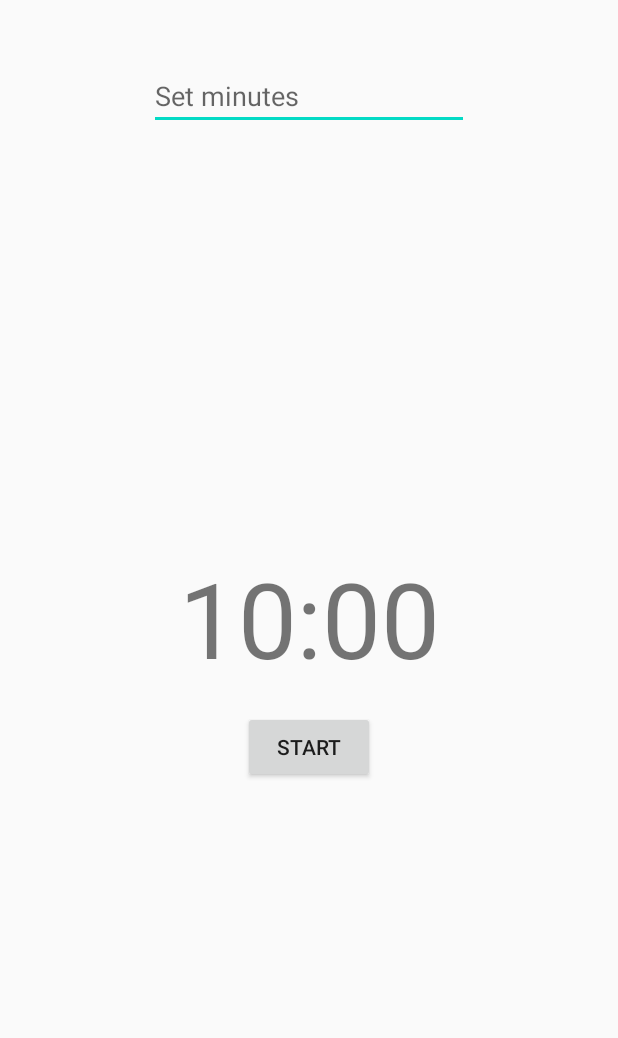
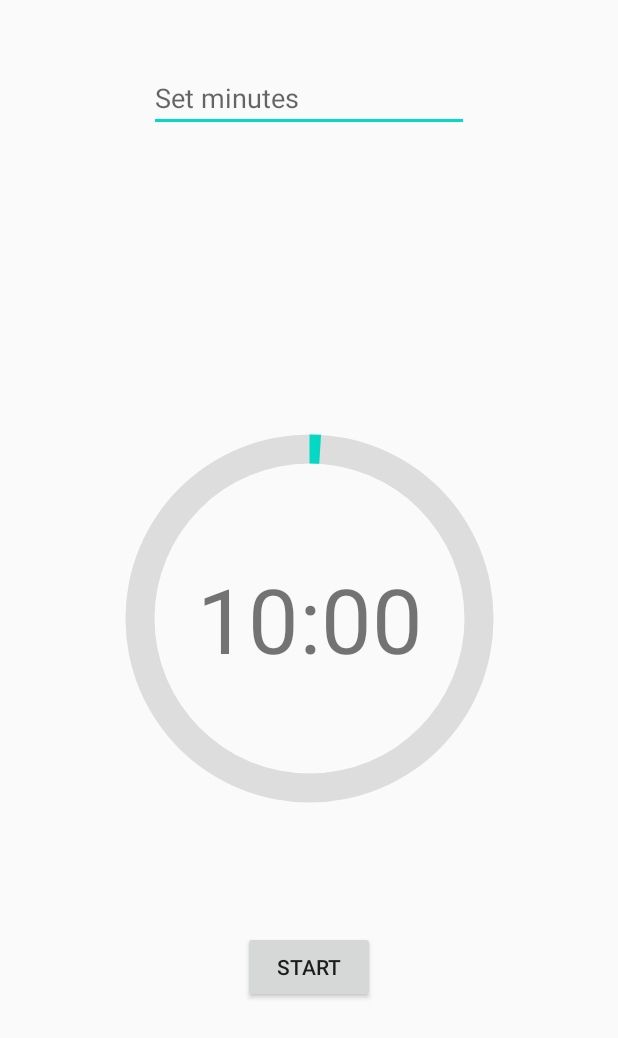
Before and after one commit to jmcaluag/Simple-Countdown-Timer, an Android app: the layout activity_main.xml on its own in the app's theme, with its tools: preview values and no code run, on a phone screen of 412 x 824 dp. Shown: the top 1038 px of the screen. Run offline under Robolectric (Android 15) with nearby library versions, the phone set to English and light mode, and no system bars.

Commit message:
Add circular progress bar

```diff
--- /dev/null
+++ b/app/src/main/res/drawable/progress_circle.xml
@@ -0,0 +1,26 @@
+<?xml version="1.0" encoding="utf-8"?>
+<layer-list xmlns:android="http://schemas.android.com/apk/res/android">
+    <item>
+        <shape
+            android:shape="ring"
+            android:thicknessRatio="16"
+            android:useLevel="false">
+            <solid android:color="#DDD" />
+        </shape>
+    </item>
+    <item>
+        <rotate
+            android:fromDegrees="270"
+            android:toDegrees="270">
+            <shape
+                android:shape="ring"
+                android:thicknessRatio="16"
+                android:useLevel="true">
+                <gradient
+                    android:endColor="@color/colorPrimary"
+                    android:startColor="@color/colorAccent"
+                    android:type="sweep" />
+            </shape>
+        </rotate>
+    </item>
+</layer-list>
--- a/app/src/main/res/layout/activity_main.xml
+++ b/app/src/main/res/layout/activity_main.xml
@@ -12,12 +12,24 @@
             android:id="@+id/time_display"
             android:layout_width="wrap_content"
             android:layout_height="wrap_content"
-            android:textSize="70sp"
+            android:textSize="60sp"
+            app:layout_constraintBottom_toBottomOf="@+id/countdown_ProgressBar"
+            app:layout_constraintEnd_toEndOf="@+id/countdown_ProgressBar"
+            app:layout_constraintStart_toStartOf="@+id/countdown_ProgressBar"
+            app:layout_constraintTop_toTopOf="@+id/countdown_ProgressBar"
+            tools:text="10:00" />
+
+        <androidx.core.widget.ContentLoadingProgressBar
+            android:id="@+id/countdown_ProgressBar"
+            android:layout_width="310dp"
+            android:layout_height="310dp"
+            android:indeterminateOnly="false"
+            android:progressDrawable="@drawable/progress_circle"
             app:layout_constraintBottom_toBottomOf="parent"
-            app:layout_constraintLeft_toLeftOf="parent"
-            app:layout_constraintRight_toRightOf="parent"
+            app:layout_constraintEnd_toEndOf="parent"
+            app:layout_constraintStart_toStartOf="parent"
             app:layout_constraintTop_toTopOf="parent"
-            tools:text="10:00" />
+            tools:progress="1" />
 
         <Button
             android:id="@+id/reset_button"
@@ -33,10 +45,11 @@
             android:id="@+id/start_button"
             android:layout_width="wrap_content"
             android:layout_height="wrap_content"
-            android:layout_marginTop="15dp"
+            app:layout_constraintBottom_toBottomOf="parent"
             app:layout_constraintEnd_toStartOf="@+id/reset_button"
             app:layout_constraintStart_toStartOf="parent"
-            app:layout_constraintTop_toBottomOf="@+id/time_display"
+            app:layout_constraintTop_toTopOf="parent"
+            app:layout_constraintVertical_bias="0.8"
             tools:text="Start" />
 
         <EditText
```
Also changed, not shown: app/src/main/java/com/example/simplecountdowntimer/MainActivity.kt (+29 -14 lines).
